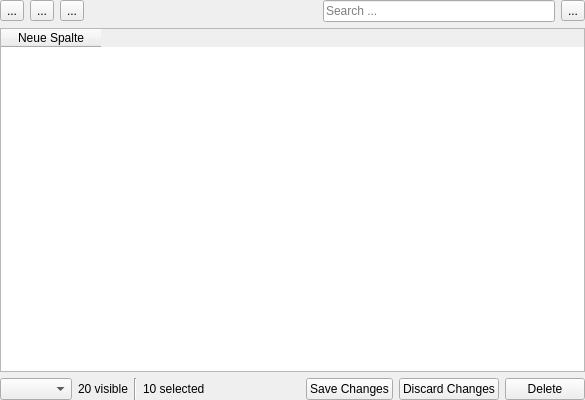
Before: the Qt Designer form ui/transactionlistwidget.ui in dlbuchholz/aion-mirror, drawn with Qt 5.
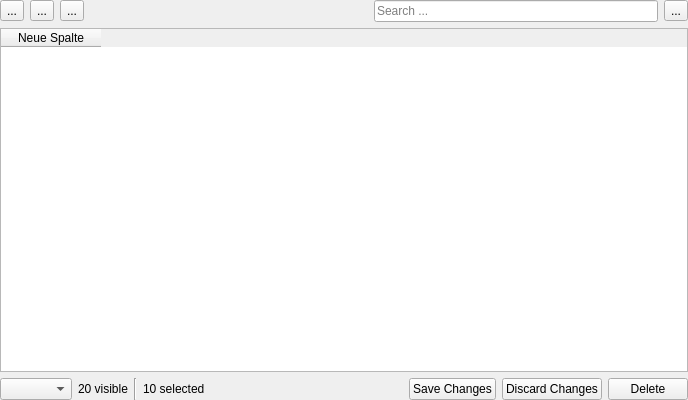
After: the same form once the commit is applied. Icons and pictures are not drawn. Custom widgets are drawn as their Qt base class.

```diff
--- a/ui/transactionlistwidget.ui
+++ b/ui/transactionlistwidget.ui
@@ -6,7 +6,7 @@
    <rect>
     <x>0</x>
     <y>0</y>
-    <width>585</width>
+    <width>688</width>
     <height>400</height>
    </rect>
   </property>
```
Left out of the diff: 2 changed lines with no effect on the pictures.
